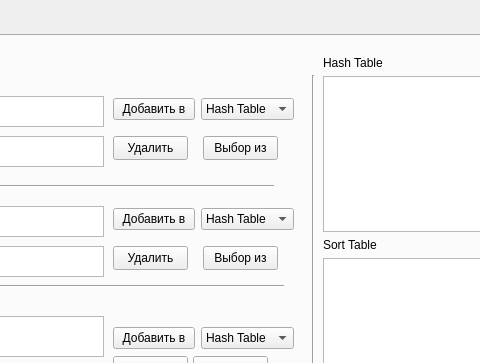
First picture: the form in ErmolaevDA/02_lab_tables/samples/qt/mainwindow.ui, repository valentina-kustikova/mp2-practice, before the edit; both pictures show x 579 to 1059 and y 0 to 363 of the 1315 by 655 pixel window.
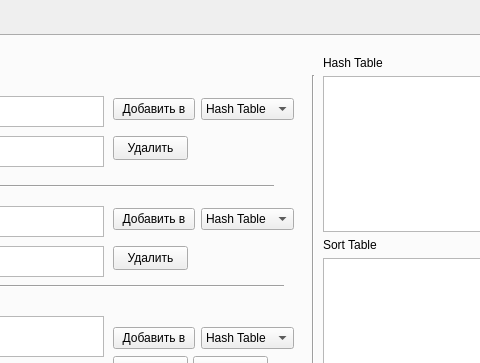
Second picture: the form after the edit.

What changed in the file:
```diff
--- a/ErmolaevDA/02_lab_tables/samples/qt/mainwindow.ui
+++ b/ErmolaevDA/02_lab_tables/samples/qt/mainwindow.ui
@@ -547,38 +547,6 @@
        <string>Log программы:</string>
       </property>
      </widget>
-     <widget class="QPushButton" name="pushButton_9">
-      <property name="geometry">
-       <rect>
-        <x>780</x>
-        <y>100</y>
-        <width>75</width>
-        <height>24</height>
-       </rect>
-      </property>
-      <property name="toolTip">
-       <string>&lt;html&gt;&lt;head/&gt;&lt;body&gt;&lt;p&gt;Выбор полинома B &lt;br/&gt;Из конкретной таблицы&lt;br/&gt;по ключу&lt;/p&gt;&lt;/body&gt;&lt;/html&gt;</string>
-      </property>
-      <property name="text">
-       <string>Выбор из</string>
-      </property>
-     </widget>
-     <widget class="QPushButton" name="pushButton_10">
-      <property name="geometry">
-       <rect>
-        <x>780</x>
-        <y>210</y>
-        <width>75</width>
-        <height>24</height>
-       </rect>
-      </property>
-      <property name="toolTip">
-       <string>&lt;html&gt;&lt;head/&gt;&lt;body&gt;&lt;p&gt;Выбор полинома B &lt;br/&gt;Из конкретной таблицы&lt;br/&gt;по ключу&lt;/p&gt;&lt;/body&gt;&lt;/html&gt;</string>
-      </property>
-      <property name="text">
-       <string>Выбор из</string>
-      </property>
-     </widget>
     </widget>
     <widget class="QWidget" name="tab_2">
      <attribute name="title">
```
Left out of the diff: 15 changed lines with no effect on the pictures.
